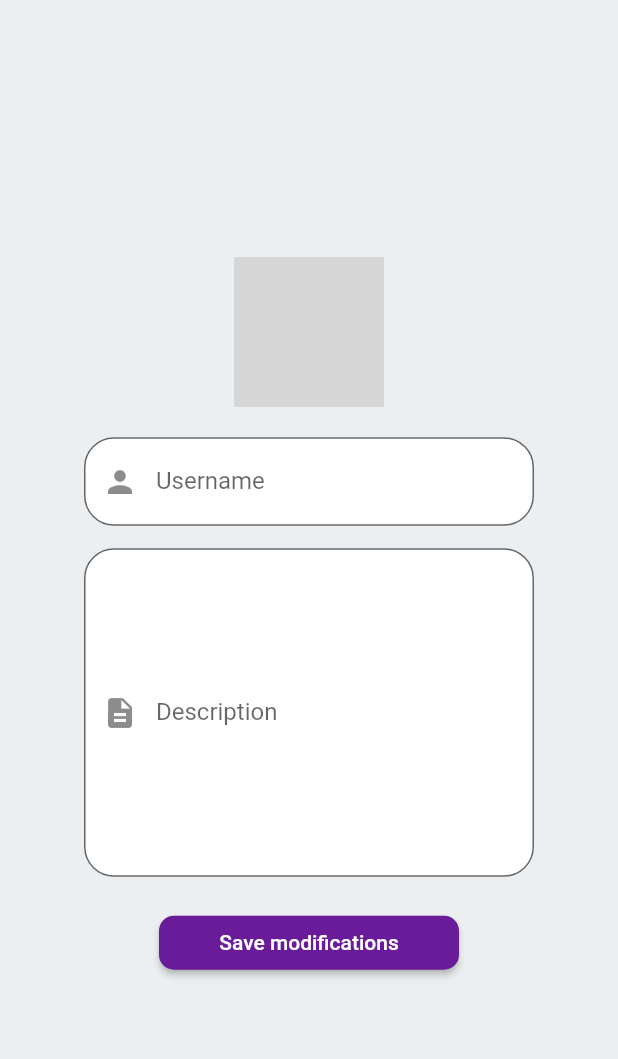
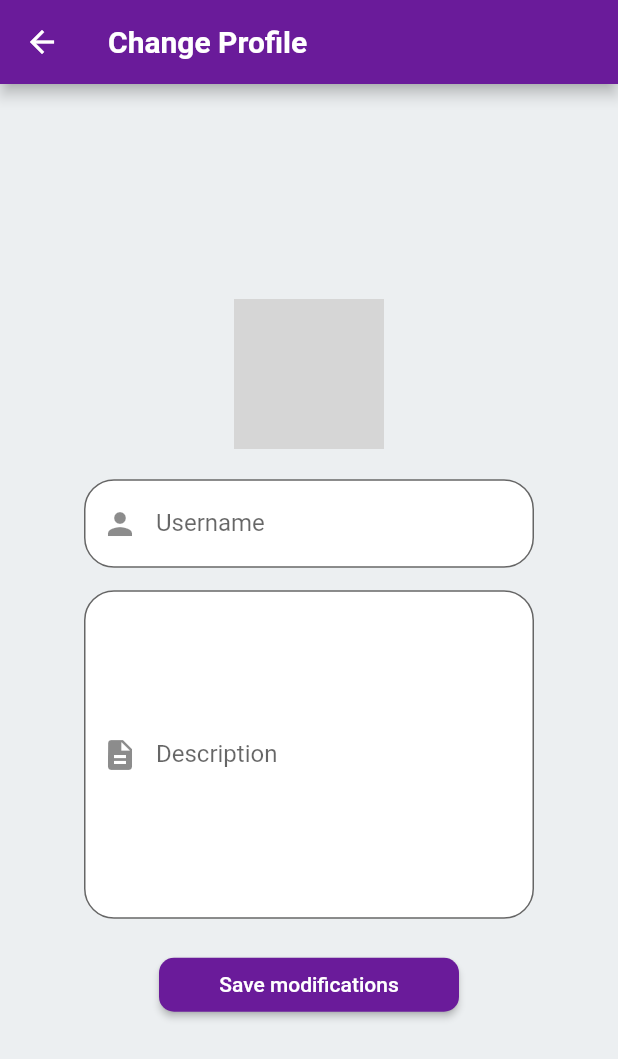
Before and after one commit to LahoucineLapunaire/ilili, a Flutter app: the ChangeProfilePage screen opened directly, on a phone screen of 412 x 824 dp. Shown: the top 1059 px of the screen. Run offline on Flutter 3.47's test engine with Material 2 defaults, Android fonts, the phone set to English and light mode, and no system bars; our stand-ins replace audioplayers, cloud_firestore, file_picker, firebase_auth, firebase_core, firebase_storage and 4 more; missing offline and left inert: ffmpeg_kit_flutter, flutter_sound; accounts and stored records are empty; network calls fail; grey boxes are pictures that could not be loaded.

```diff
--- a/lib/components/addPost.dart
+++ b/lib/components/addPost.dart
@@ -458,6 +458,8 @@ class _SendButtonSectionState extends State<SendButtonSection> {
     return [];
   }
 
+
+
   Future postAudio() async {
     try {
       String name = generateUniqueFileName();
--- a/lib/components/changeProfile.dart
+++ b/lib/components/changeProfile.dart
@@ -26,6 +26,22 @@ class ChangeProfilePage extends StatelessWidget {
   @override
   Widget build(BuildContext context) {
     return Scaffold(
+      appBar: AppBar(
+        backgroundColor: const Color(0xFF6A1B9A),
+        leading: IconButton(
+          icon: Icon(Icons.arrow_back),
+          onPressed: () {
+            Navigator.pop(context);
+          },
+        ),
+        title: Text(
+          "Change Profile",
+          style: TextStyle(
+            fontSize: 20,
+            fontWeight: FontWeight.bold,
+          ),
+        ),
+      ),
       backgroundColor: Color(0xFFECEFF1),
       body: Center(
           child: Column(
--- a/lib/components/signup.dart
+++ b/lib/components/signup.dart
@@ -129,7 +129,9 @@ class _FormSectionState extends State<FormSection> {
         print('No user or email is already verified');
       }
     } catch (e) {
-      showErrorMessage(e.toString(), context);
+      if(mounted){
+        showErrorMessage(e.toString(), context);
+      }
     }
   }
 
@@ -159,7 +161,7 @@ class _FormSectionState extends State<FormSection> {
         'username': '',
         'posts': [],
         'followers': [],
-        'following': [],
+        'followings': [],
         'description': '',
       });
 
--- a/lib/main.dart
+++ b/lib/main.dart
@@ -4,12 +4,12 @@ import 'package:firebase_auth/firebase_auth.dart';
 import 'package:ilili/components/appRouter.dart';
 import 'package:ilili/components/emailNotVerified.dart';
 import 'components/signup.dart';
-
-FirebaseAuth auth = FirebaseAuth.instance;
-
 Future<void> main() async {
   WidgetsFlutterBinding.ensureInitialized();
   await Firebase.initializeApp();
+
+  FirebaseAuth auth = FirebaseAuth.instance;
+
   auth.authStateChanges().listen((User? user) {
     if (user == null) {
       runApp(const UnLogged());
```
Also changed, not shown: lib/components/login.dart (+14 -6 lines), lib/components/postPage.dart (+10 -3 lines), lib/components/widget.dart (+37 -1 lines), lib/components/UserProfilePage.dart (line endings or trailing spaces), 1 other file.
